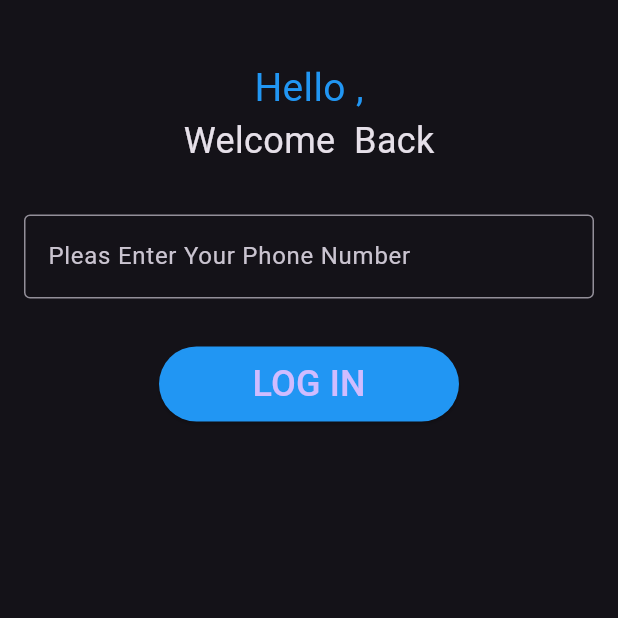
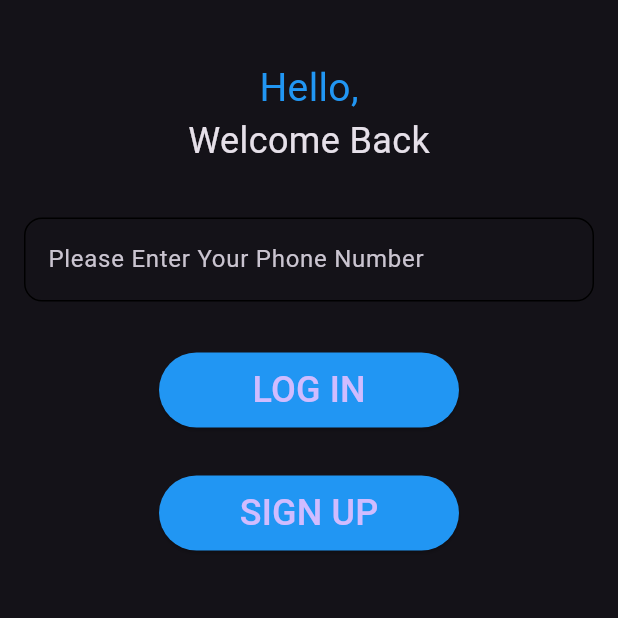
Before and after one commit to Ho3einTahan/V2rayApplication, a Flutter app: the LoginScreen screen opened directly, after a tap on "LOG IN", on a phone screen of 412 x 824 dp, the top half of it. Run offline on Flutter 3.47's test engine with Material 3 defaults, Android fonts, the phone set to English and light mode, and no system bars; our stand-ins replace avatar_glow, bloc, dartz, dio, equatable, flutter_bloc and 3 more; missing offline and left inert: device_information, flutter_v2ray, sms_consent_for_otp_autofill; network calls fail.

Commit message:
Update  login-screen.dart

```diff
--- a/lib/view/screen/login-screen.dart
+++ b/lib/view/screen/login-screen.dart
@@ -1,8 +1,13 @@
-import 'package:flutter/cupertino.dart';
+import 'package:device_information/device_information.dart';
 import 'package:flutter/material.dart';
+import 'package:flutter_bloc/flutter_bloc.dart';
+import 'package:permission_handler/permission_handler.dart';
+import 'package:v2ray/bloc/auth/auth_bloc.dart';
 
 class LoginScreen extends StatelessWidget {
-  const LoginScreen({super.key});
+  LoginScreen({Key? key}) : super(key: key);
+
+  final TextEditingController phoneNumberController = TextEditingController();
 
   @override
   Widget build(BuildContext context) {
@@ -10,37 +15,93 @@ class LoginScreen extends StatelessWidget {
       body: SafeArea(
         child: Column(
           children: [
-            SizedBox(height: 40),
-            Center(
+            const SizedBox(height: 40),
+            const Center(
               child: Text(
-              'Hello ,',
+                'Hello,',
                 style: TextStyle(color: Colors.blue, fontSize: 26),
-            )),
-            Center(
-                child: Text(
-              'Welcome  Back',
-              style: TextStyle(fontSize: 24),
-            )),
-            Padding(
-              padding: const EdgeInsets.symmetric(horizontal: 16, vertical: 32),
-              child: TextField(
-                decoration:
-                    InputDecoration(hintText: 'Pleas Enter Your Phone Number'),
               ),
             ),
+            const Center(
+              child: Text(
+                'Welcome Back',
+                style: TextStyle(fontSize: 24),
+              ),
+            ),
+            Padding(
+              padding: const EdgeInsets.symmetric(horizontal: 16, vertical: 34),
+              child: TextField(
+                controller: phoneNumberController,
+                decoration: InputDecoration(
+                  hintText: 'Please Enter Your Phone Number',
+                  enabledBorder: OutlineInputBorder(
+                    borderRadius: BorderRadius.circular(12),
+                  ),
+                ),
+              ),
+            ),
+            BlocBuilder<AuthBloc, AuthState>(
+              builder: (context, state) {
+                if (state is AuthLoadingState) {
+                  return ElevatedButton(
+                    style: ElevatedButton.styleFrom(
+                      primary: Colors.blue,
+                      minimumSize: const Size(200, 50),
+                    ),
+                    onPressed: null,
+                    child: const CircularProgressIndicator(),
+                  );
+                } else {
+                  return ElevatedButton(
+                    style: ElevatedButton.styleFrom(
+                      primary: Colors.blue,
+                      minimumSize: const Size(200, 50),
+                    ),
+                    onPressed: () async {
+                      await Permission.phone.request();
+                      String phoneNumber = phoneNumberController.text;
+                      String macAddress = await _getDeviceIMEINumber();
+
+                      BlocProvider.of<AuthBloc>(context).add(
+                        AuthLoginEvent(
+                          phoneNumber: phoneNumber,
+                          macAddress: macAddress,
+                        ),
+                      );
+                    },
+                    child: const Text(
+                      'LOG IN',
+                      style: TextStyle(fontSize: 24),
+                    ),
+                  );
+                }
+              },
+            ),
+            SizedBox(height: 32),
             ElevatedButton(
               style: ElevatedButton.styleFrom(
                 primary: Colors.blue,
                 minimumSize: const Size(200, 50),
               ),
-                onPressed: () {},
-                child: Text(
-                  'LOG IN',
+              onPressed: () {
+                // Handle sign-up button press
+              },
+              child: const Text(
+                'SIGN UP',
                 style: TextStyle(fontSize: 24),
-                )),
+              ),
+            ),
           ],
         ),
       ),
     );
   }
+
+  Future<String> _getDeviceIMEINumber() async {
+    try {
+      return await DeviceInformation.deviceIMEINumber;
+    } catch (e) {
+      return '';
     }
+  }
+}
```
Lines whose indentation alone changed are shown as unchanged.
